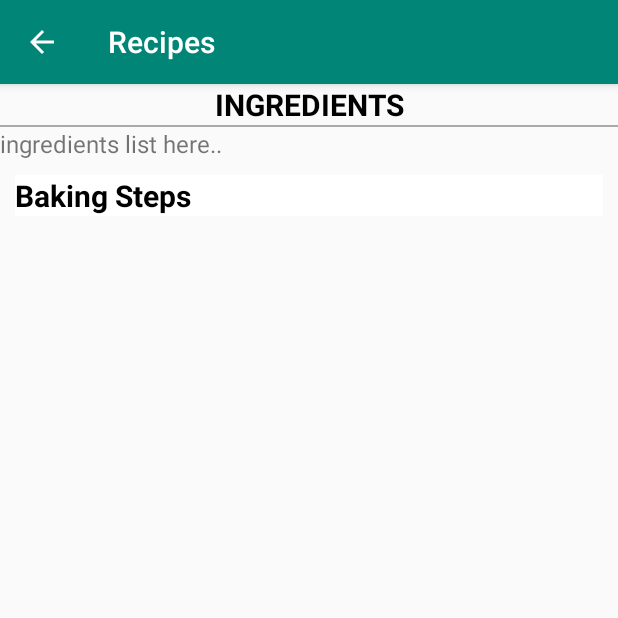
After one commit to vinaysmsrit/BakingApp, an Android app: the fragment RecipeInfoFragment placed in its activity, on a phone screen of 412 x 824 dp, the top half of it. The commit adds this screen. Run offline under Robolectric (Android 15) with nearby library versions, the light colour scheme and no system bars.

```diff
--- a/app/build.gradle
+++ b/app/build.gradle
@@ -19,7 +19,7 @@ android {
 }
 
 dependencies {
-    implementation fileTree(dir: 'libs', include: ['*.jar'])
+    implementation fileTree(include: ['*.jar'], dir: 'libs')
     implementation 'com.android.support:appcompat-v7:27.1.1'
     implementation 'com.android.support:recyclerview-v7:27.1.1'
     implementation 'com.android.support.constraint:constraint-layout:1.1.3'
@@ -30,7 +30,8 @@ dependencies {
     implementation 'com.squareup.retrofit2:converter-gson:2.5.0'
     implementation 'com.jakewharton:butterknife:8.8.1'
     annotationProcessor 'com.jakewharton:butterknife-compiler:8.8.1'
-
+    implementation 'com.google.android.exoplayer:exoplayer:2.6.0'
     androidTestImplementation 'com.android.support.test:runner:1.0.2'
     androidTestImplementation 'com.android.support.test.espresso:espresso-core:3.0.2'
+    implementation 'com.android.support:cardview-v7:27.1.1'
 }
--- /dev/null
+++ b/app/src/main/java/com/vinaysmsrit/bakingapp/Interfaces/IStepItemClickListener.java
@@ -0,0 +1,5 @@
+package com.vinaysmsrit.bakingapp.Interfaces;
+
+public interface IStepItemClickListener {
+    void onStepItemClick(int position);
+}
--- /dev/null
+++ b/app/src/main/java/com/vinaysmsrit/bakingapp/RecipeInfoFragment.java
@@ -0,0 +1,85 @@
+package com.vinaysmsrit.bakingapp;
+
+import android.content.Context;
+import android.os.Bundle;
+import android.support.annotation.NonNull;
+import android.support.annotation.Nullable;
+import android.support.v4.app.Fragment;
+import android.support.v7.widget.LinearLayoutManager;
+import android.support.v7.widget.RecyclerView;
+import android.util.Log;
+import android.view.LayoutInflater;
+import android.view.View;
+import android.view.ViewGroup;
+import android.widget.TextView;
+
+import com.vinaysmsrit.bakingapp.Interfaces.IStepClicked;
+import com.vinaysmsrit.bakingapp.Interfaces.IStepItemClickListener;
+import com.vinaysmsrit.bakingapp.adapter.RecipeStepsListAdapter;
+import com.vinaysmsrit.bakingapp.model.Ingredients;
+import com.vinaysmsrit.bakingapp.model.Recipe;
+
+import java.util.List;
+
+public class RecipeInfoFragment extends Fragment implements IStepItemClickListener {
+
+    private static final String TAG = RecipeInfoFragment.class.getSimpleName();
+    Recipe mRecipe;
+
+    private IStepClicked stepClickListener;
+
+    public void setRecipe(Recipe recipe) {
+        Log.d(TAG,"setRecipe");
+        this.mRecipe = recipe;
+    }
+
+    public RecipeInfoFragment() {
+        Log.d(TAG,"RecipeInfoFragment created");
+    }
+
+    public void addListener(IStepClicked listener) {
+        stepClickListener = listener;
+    }
+
+    @Nullable
+    @Override
+    public View onCreateView(@NonNull LayoutInflater inflater, @Nullable ViewGroup container, @Nullable Bundle savedInstanceState) {
+
+        return inflater.inflate(R.layout.recipe_info_fragment,container,false);
+    }
+
+    @Override
+    public void onViewCreated(@NonNull View view, @Nullable Bundle savedInstanceState) {
+        super.onViewCreated(view, savedInstanceState);
+
+        Context context = getActivity();
+
+        TextView ingredientsView = (TextView) view.findViewById(R.id.ingredients_view);
+        RecyclerView stepsRecyclerView = view.findViewById(R.id.steps_list);
+        stepsRecyclerView.setLayoutManager(new LinearLayoutManager(context, LinearLayoutManager.VERTICAL, false));
+        stepsRecyclerView.setHasFixedSize(true);
+        stepsRecyclerView.setNestedScrollingEnabled(false);
+
+        if (mRecipe != null) {
+            Log.d(TAG,"Recipe Value not NULL");
+
+            List<Ingredients> ingredientsList = mRecipe.getIngredients();
+            StringBuffer stringBuffer = new StringBuffer();
+            for (Ingredients ingredient: ingredientsList) {
+                stringBuffer.append(String.format(" * %.1f %s - %s",ingredient.getQuantity(),ingredient.getMeasure(),ingredient.getIngredient()+"\n"));
+            }
+            ingredientsView.setText(stringBuffer);
+
+            RecipeStepsListAdapter stepsListAdapter = new RecipeStepsListAdapter(this,mRecipe.getSteps(),false);
+            stepsRecyclerView.setAdapter(stepsListAdapter);
+        } else {
+            Log.d(TAG,"Recipe Value NULL");
+        }
+    }
+
+
+    @Override
+    public void onStepItemClick(int position) {
+        stepClickListener.onStepClicked(position);
+    }
+}
--- /dev/null
+++ b/app/src/main/res/layout-sw600dp/recipe_info_activity.xml
@@ -0,0 +1,29 @@
+<?xml version="1.0" encoding="utf-8"?>
+<LinearLayout xmlns:android="http://schemas.android.com/apk/res/android"
+    xmlns:tools="http://schemas.android.com/tools"
+    android:id="@+id/layout_root"
+    android:layout_width="match_parent"
+    android:layout_height="match_parent"
+    android:orientation="horizontal"
+    tools:context=".RecipeInfoActivity">
+
+    <FrameLayout
+        android:id="@+id/recipe_info_container"
+        android:layout_width="0dp"
+        android:layout_weight="2"
+        android:layout_height="match_parent">
+    </FrameLayout>
+
+    <View
+        android:layout_width="1dp"
+        android:layout_height="match_parent"
+        android:background="@android:color/darker_gray"/>
+
+    <FrameLayout
+        android:id="@+id/recipe_step_container"
+        android:layout_width="0dp"
+        android:layout_weight="3"
+        android:layout_height="match_parent">
+    </FrameLayout>
+
+</LinearLayout>
--- /dev/null
+++ b/app/src/main/res/layout/recipe_info_activity.xml
@@ -0,0 +1,9 @@
+<?xml version="1.0" encoding="utf-8"?>
+<FrameLayout xmlns:android="http://schemas.android.com/apk/res/android"
+    xmlns:tools="http://schemas.android.com/tools"
+    android:id="@+id/recipe_info_container"
+    android:layout_width="match_parent"
+    android:layout_height="match_parent"
+    tools:context="com.vinaysmsrit.bakingapp.RecipeInfoActivity">
+
+</FrameLayout>
--- /dev/null
+++ b/app/src/main/res/layout/recipe_info_fragment.xml
@@ -0,0 +1,57 @@
+<?xml version="1.0" encoding="utf-8"?>
+
+<FrameLayout xmlns:android="http://schemas.android.com/apk/res/android"
+    xmlns:app="http://schemas.android.com/apk/res-auto"
+    xmlns:tools="http://schemas.android.com/tools"
+    android:layout_width="match_parent"
+    android:layout_height="match_parent"
+    tools:context=".RecipeInfoActivity">
+
+    <android.support.v4.widget.NestedScrollView
+        android:layout_width="match_parent"
+        android:layout_height="match_parent"
+        app:layout_behavior="@string/appbar_scrolling_view_behavior">
+
+            <LinearLayout xmlns:android="http://schemas.android.com/apk/res/android"
+                android:layout_width="match_parent"
+                android:layout_height="match_parent"
+                android:orientation="vertical">
+
+                <TextView
+                    android:layout_width="match_parent"
+                    android:layout_height="wrap_content"
+                    android:gravity="center"
+                    android:textSize="20sp"
+                    android:textColor="@android:color/black"
+                    android:textStyle="bold"
+                    android:text="INGREDIENTS"/>
+                <View
+                    android:layout_width="match_parent"
+                    android:layout_height="1dp"
+                    android:background="@android:color/darker_gray"/>
+
+                <TextView
+                    android:id="@+id/ingredients_view"
+                    android:layout_width="match_parent"
+                    android:layout_height="wrap_content"
+                    android:textSize="16sp"
+                    android:text="ingredients list here.."/>
+
+                <TextView
+                    android:layout_width="match_parent"
+                    android:layout_height="wrap_content"
+                    android:textSize="20sp"
+                    android:layout_margin="10dp"
+                    android:background="@android:color/background_light"
+                    android:textStyle="bold"
+                    android:textColor="@android:color/black"
+                    android:text="Baking Steps "/>
+
+                <android.support.v7.widget.RecyclerView
+                    android:layout_width="match_parent"
+                    android:layout_height="match_parent"
+                    android:id="@+id/steps_list">
+                </android.support.v7.widget.RecyclerView>
+            </LinearLayout>
+    </android.support.v4.widget.NestedScrollView>
+</FrameLayout>
--- a/app/src/main/res/values/colors.xml
+++ b/app/src/main/res/values/colors.xml
@@ -3,4 +3,5 @@
     <color name="colorPrimary">#008577</color>
     <color name="colorPrimaryDark">#00574B</color>
     <color name="colorAccent">#D81B60</color>
+    <color name="colorInfoTitles">#F31686</color>
 </resources>
--- a/app/src/main/res/values/dimens.xml
+++ b/app/src/main/res/values/dimens.xml
@@ -24,4 +24,6 @@
     <dimen name="small_text_size">13sp</dimen>
     <dimen name="rating_layout_height">200dp</dimen>
     <dimen name="divider_height">1dp</dimen>
+    <dimen name="recipe_item_img_height">200dp</dimen>
+    <dimen name="recipe_item_img_margin">5dp</dimen>
 </resources>
```
Also changed, not shown: app/src/main/java/com/vinaysmsrit/bakingapp/RecipeInfoActivity.java (added, +114 -0 lines), app/src/main/java/com/vinaysmsrit/bakingapp/RecipeStepFragment.java (+70 -6 lines), app/src/main/java/com/vinaysmsrit/bakingapp/adapter/RecipeListAdapter.java (+5 -6 lines), app/src/main/java/com/vinaysmsrit/bakingapp/adapter/RecipeStepsListAdapter.java (added, +75 -0 lines), app/src/main/res/layout/recipe_item.xml (+37 -5 lines), app/src/main/res/layout/recipe_list_content.xml (+17 -11 lines), app/src/main/res/layout/recipe_step_fragment.xml (+13 -32 lines), app/src/main/res/menu/menu_recipe_info.xml (added, +10 -0 lines), app/src/main/res/menu/menu_recipe_step.xml (added, +10 -0 lines), app/src/main/res/drawable/baking_logo.png (added), app/src/main/res/drawable/novideo.png (added).
